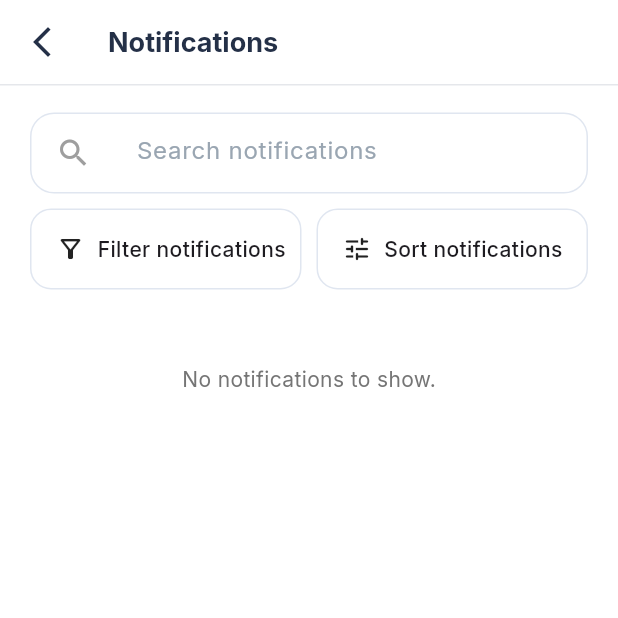
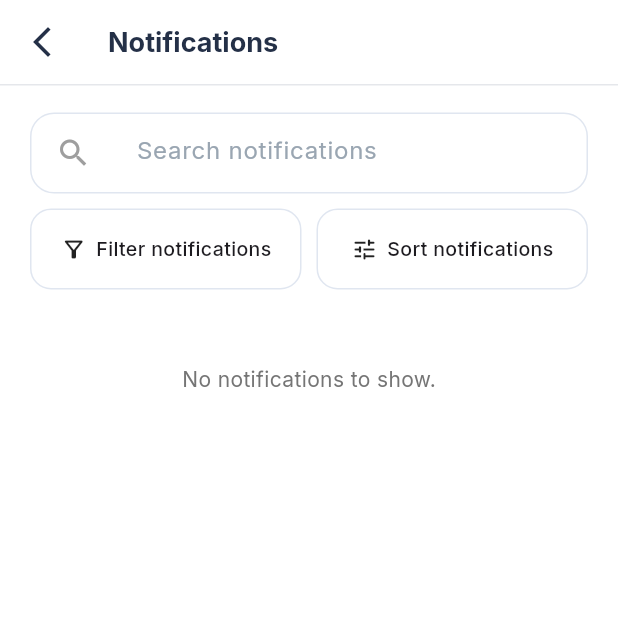
Before and after one commit to Rodralp/PINT-Mobile, a Flutter app: the AppShellScreen screen opened by its route, after a tap on the "notifications none" icon, on a phone screen of 412 x 824 dp, the top half of it. Run offline on Flutter 3.47's test engine with Material 3 defaults, Android fonts, the phone set to English and light mode, and no system bars; our stand-ins replace confetti, connectivity_plus, file_picker, google_fonts, pdf, share_plus and 1 more; missing offline and left inert: dart:html; accounts and stored records are empty; network calls fail.

Commit message:
feat: detect special badges while app is open + fix notification overflow

```diff
--- a/flutter_application_1/lib/screens/notifications_full_screen.dart
+++ b/flutter_application_1/lib/screens/notifications_full_screen.dart
@@ -460,7 +460,7 @@ class _NotificationsFullScreenState extends State<NotificationsFullScreen> {
       onTap: onTap,
       child: Container(
         height: 54,
-        padding: const EdgeInsets.symmetric(horizontal: 16),
+        padding: const EdgeInsets.symmetric(horizontal: 12),
         decoration: BoxDecoration(
           borderRadius: BorderRadius.circular(14),
           border: Border.all(color: const Color(0xFFE0E6F0)),
@@ -469,11 +469,15 @@ class _NotificationsFullScreenState extends State<NotificationsFullScreen> {
         child: Row(
           mainAxisAlignment: MainAxisAlignment.center,
           children: [
-            Icon(icon, size: 20),
-            const SizedBox(width: 8),
-            Text(
-              label,
-              style: const TextStyle(fontSize: 14, fontWeight: FontWeight.w500),
+            Icon(icon, size: 18),
+            const SizedBox(width: 6),
+            Flexible(
+              child: Text(
+                label,
+                maxLines: 1,
+                overflow: TextOverflow.ellipsis,
+                style: const TextStyle(fontSize: 13, fontWeight: FontWeight.w500),
+              ),
             ),
           ],
         ),
```
Also changed, not shown: flutter_application_1/lib/screens/app_shell_screen.dart (+19 -2 lines), flutter_application_1/lib/screens/badges_screen.dart (+48 -0 lines).
